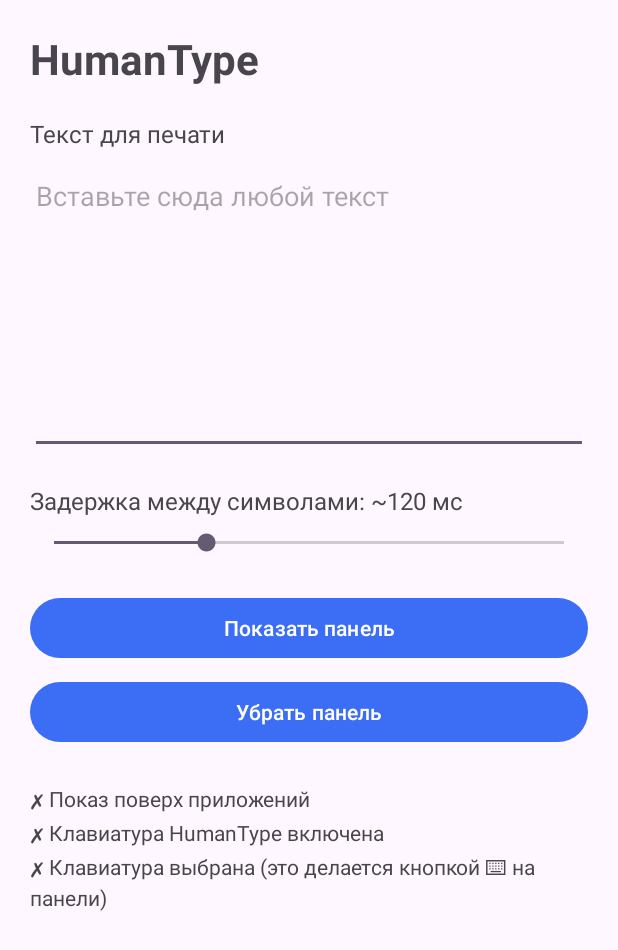
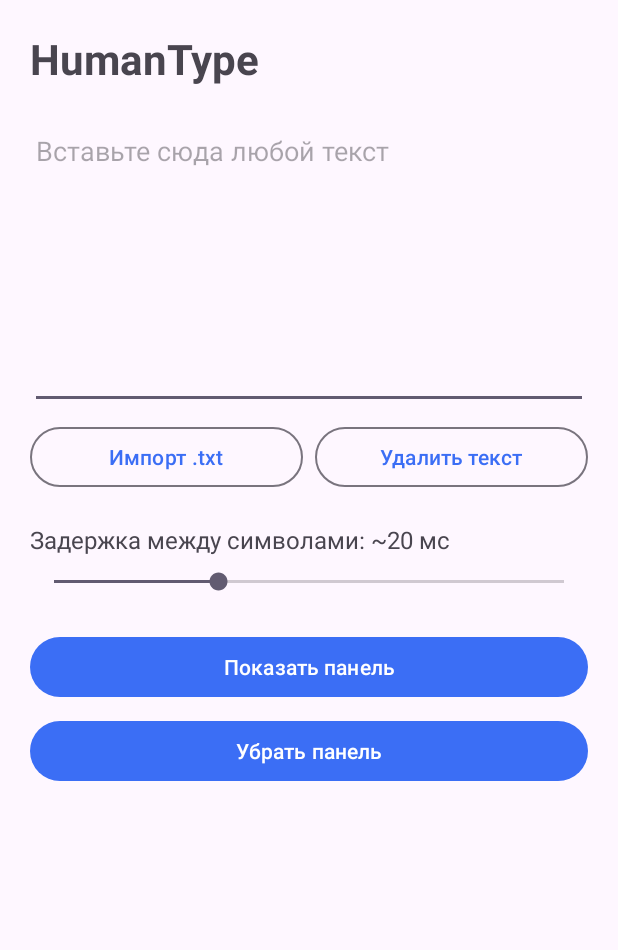
Before and after one commit to w3xer/HumanType, an Android app: the screen it shows after launch (MainActivity), on a phone screen of 412 x 824 dp. Shown: the top 950 px of the screen. Run offline under Robolectric (Android 15) with nearby library versions, the phone set to English and light mode, and no system bars.

Commit message:
Remove status block and caption, import .txt, two-tap clear, max delay 60 ms, reliable keyboard restore
- Remove the setup status block under «Убрать панель» and the «Текст для печати» caption
- Add «Импорт .txt» (replaces the field text) and «Удалить текст» (tap twice to confirm)
- Max delay is now 60 ms; stored values are clamped to 1..60
- Closing the panel retries switching back to the previous keyboard several ways,
  verifying after each attempt; panel reopening cancels a pending restore

Co-Authored-By: Claude Sonnet 5.5 <noreply@anthropic.com>
Claude-Session: https://claude.ai/code/session_01PA1Ej9kCArADTsMS5MDzbm

```diff
--- a/app/src/main/java/com/example/humantype/MainActivity.kt
+++ b/app/src/main/java/com/example/humantype/MainActivity.kt
@@ -4,6 +4,8 @@ import android.content.Context
 import android.content.Intent
 import android.net.Uri
 import android.os.Bundle
+import android.os.Handler
+import android.os.Looper
 import android.provider.Settings
 import android.text.Editable
 import android.text.TextWatcher
@@ -14,26 +16,39 @@ import android.widget.EditText
 import android.widget.SeekBar
 import android.widget.TextView
 import android.widget.Toast
+import androidx.activity.result.contract.ActivityResultContracts
 import androidx.appcompat.app.AppCompatActivity
 
 class MainActivity : AppCompatActivity() {
 
     private companion object {
         const val MIN_DELAY_MS = 1
+        const val MAX_DELAY_MS = 60
         const val COLLAPSED_LINES = 5
         const val EXPANDED_MIN_LINES = 8
         const val LONG_TEXT_CHARS = 300
         const val PASTE_JUMP_CHARS = 200
+        const val MAX_IMPORT_CHARS = 500_000
+        const val CLEAR_CONFIRM_MS = 3000L
     }
 
     private lateinit var textInput: EditText
     private lateinit var btnMore: TextView
+    private lateinit var btnClear: Button
     private lateinit var speedLabel: TextView
     private lateinit var seekSpeed: SeekBar
-    private lateinit var setupStatus: TextView
 
     /** Пользователь нажал «Показать ещё» — длинный текст показан целиком. */
     private var expanded = false
+
+    /** Первое нажатие «Удалить текст» сделано, ждём подтверждения вторым нажатием. */
+    private var clearArmed = false
+    private val handler = Handler(Looper.getMainLooper())
+    private val disarmClear = Runnable { disarmClear() }
+
+    private val pickTxt = registerForActivityResult(ActivityResultContracts.GetContent()) { uri ->
+        if (uri != null) importText(uri)
+    }
 
     override fun onCreate(savedInstanceState: Bundle?) {
         super.onCreate(savedInstanceState)
@@ -41,13 +56,14 @@ class MainActivity : AppCompatActivity() {
 
         textInput = findViewById(R.id.text_input)
         btnMore = findViewById(R.id.btn_more)
+        btnClear = findViewById(R.id.btn_clear)
         speedLabel = findViewById(R.id.speed_label)
         seekSpeed = findViewById(R.id.seek_speed)
-        setupStatus = findViewById(R.id.setup_status)
 
         val prefs = getSharedPreferences("humantype", MODE_PRIVATE)
         textInput.setText(prefs.getString("text", ""))
-        seekSpeed.progress = prefs.getInt("speed", 120).coerceAtLeast(MIN_DELAY_MS) - MIN_DELAY_MS
+        seekSpeed.max = MAX_DELAY_MS - MIN_DELAY_MS
+        seekSpeed.progress = prefs.getInt("speed", 20).coerceIn(MIN_DELAY_MS, MAX_DELAY_MS) - MIN_DELAY_MS
         updateLabel()
         applyCollapse()
 
@@ -69,6 +85,9 @@ class MainActivity : AppCompatActivity() {
             applyCollapse()
         }
 
+        findViewById<Button>(R.id.btn_import).setOnClickListener { pickTxt.launch("text/*") }
+        btnClear.setOnClickListener { onClearClicked() }
+
         seekSpeed.setOnSeekBarChangeListener(object : SeekBar.OnSeekBarChangeListener {
             override fun onProgressChanged(bar: SeekBar?, value: Int, fromUser: Boolean) = updateLabel()
             override fun onStartTrackingTouch(bar: SeekBar?) {}
@@ -86,13 +105,73 @@ class MainActivity : AppCompatActivity() {
         // При возвращении в приложение длинный текст снова свёрнут.
         expanded = false
         applyCollapse()
-        updateSetupStatus()
     }
 
     override fun onPause() {
         super.onPause()
+        disarmClear()
         save()
     }
+
+    // ---------- импорт и удаление текста ----------
+
+    /** Читает .txt (UTF-8) и подставляет его в поле ввода вместо текущего текста. */
+    private fun importText(uri: Uri) {
+        val result = runCatching {
+            val sb = StringBuilder()
+            contentResolver.openInputStream(uri)?.bufferedReader(Charsets.UTF_8)?.use { reader ->
+                val buf = CharArray(8192)
+                while (sb.length < MAX_IMPORT_CHARS) {
+                    val n = reader.read(buf)
+                    if (n < 0) break
+                    sb.append(buf, 0, n)
+                }
+            } ?: error("no stream")
+            sb
+        }
+        val sb = result.getOrNull()
+        if (sb == null) {
+            Toast.makeText(this, "Не удалось прочитать файл", Toast.LENGTH_LONG).show()
+            return
+        }
+        var text = sb.toString().removePrefix("﻿")
+        if (text.length > MAX_IMPORT_CHARS) {
+            text = text.substring(0, MAX_IMPORT_CHARS)
+            Toast.makeText(this, "Файл слишком большой, загружено $MAX_IMPORT_CHARS символов", Toast.LENGTH_LONG).show()
+        } else if (text.isEmpty()) {
+            Toast.makeText(this, "Файл пустой", Toast.LENGTH_SHORT).show()
+            return
+        }
+        disarmClear()
+        textInput.setText(text)
+        expanded = false
+        applyCollapse()
+        save()
+    }
+
+    /** Удаление в два нажатия: первое просит подтверждение, второе стирает текст. */
+    private fun onClearClicked() {
+        if (textInput.text.isNullOrEmpty()) return
+        if (!clearArmed) {
+            clearArmed = true
+            btnClear.text = "Нажмите ещё раз"
+            handler.postDelayed(disarmClear, CLEAR_CONFIRM_MS)
+        } else {
+            disarmClear()
+            textInput.setText("")
+            expanded = false
+            applyCollapse()
+            save()
+        }
+    }
+
+    private fun disarmClear() {
+        handler.removeCallbacks(disarmClear)
+        clearArmed = false
+        btnClear.text = "Удалить текст"
+    }
+
+    // ---------- поле ввода ----------
 
     private fun isLong(s: CharSequence): Boolean =
         s.length > LONG_TEXT_CHARS || s.count { it == '\n' } >= COLLAPSED_LINES
@@ -142,17 +221,6 @@ class MainActivity : AppCompatActivity() {
         (getSystemService(Context.INPUT_METHOD_SERVICE) as InputMethodManager)
             .enabledInputMethodList.any { it.packageName == packageName }
 
-    private fun isKeyboardSelected(): Boolean =
-        (Settings.Secure.getString(contentResolver, Settings.Secure.DEFAULT_INPUT_METHOD) ?: "")
-            .startsWith("$packageName/")
-
-    private fun updateSetupStatus() {
-        fun mark(ok: Boolean) = if (ok) "✓" else "✗"
-        setupStatus.text = "${mark(Settings.canDrawOverlays(this))} Показ поверх приложений\n" +
-            "${mark(isKeyboardEnabled())} Клавиатура HumanType включена\n" +
-            "${mark(isKeyboardSelected())} Клавиатура выбрана (это делается кнопкой ⌨ на панели)"
-    }
-
     private fun updateLabel() {
         speedLabel.text = "Задержка между символами: ~${seekSpeed.progress + MIN_DELAY_MS} мс"
     }
--- a/app/src/main/java/com/example/humantype/OverlayService.kt
+++ b/app/src/main/java/com/example/humantype/OverlayService.kt
@@ -46,6 +46,7 @@ class OverlayService : Service() {
             return START_NOT_STICKY
         }
         if (panel == null) {
+            TypingService.instance?.cancelRestore()
             rememberPreviousKeyboard()
             showPanel()
         }
--- a/app/src/main/res/layout/activity_main.xml
+++ b/app/src/main/res/layout/activity_main.xml
@@ -17,22 +17,40 @@
             android:textSize="28sp"
             android:textStyle="bold" />
 
-        <TextView
-            android:layout_width="wrap_content"
-            android:layout_height="wrap_content"
-            android:layout_marginTop="20dp"
-            android:text="Текст для печати"
-            android:textSize="16sp" />
-
         <EditText
             android:id="@+id/text_input"
             android:layout_width="match_parent"
             android:layout_height="wrap_content"
-            android:layout_marginTop="8dp"
+            android:layout_marginTop="20dp"
             android:gravity="top"
             android:hint="Вставьте сюда любой текст"
             android:inputType="textMultiLine"
             android:minLines="8" />
+
+        <LinearLayout
+            android:layout_width="match_parent"
+            android:layout_height="wrap_content"
+            android:layout_marginTop="8dp"
+            android:orientation="horizontal">
+
+            <Button
+                android:id="@+id/btn_import"
+                style="@style/Widget.Material3.Button.OutlinedButton"
+                android:layout_width="0dp"
+                android:layout_height="wrap_content"
+                android:layout_marginEnd="4dp"
+                android:layout_weight="1"
+                android:text="Импорт .txt" />
+
+            <Button
+                android:id="@+id/btn_clear"
+                style="@style/Widget.Material3.Button.OutlinedButton"
+                android:layout_width="0dp"
+                android:layout_height="wrap_content"
+                android:layout_marginStart="4dp"
+                android:layout_weight="1"
+                android:text="Удалить текст" />
+        </LinearLayout>
 
         <TextView
             android:id="@+id/btn_more"
@@ -61,7 +79,7 @@
             android:layout_width="match_parent"
             android:layout_height="wrap_content"
             android:layout_marginTop="8dp"
-            android:max="399" />
+            android:max="59" />
 
         <Button
             android:id="@+id/btn_panel"
@@ -77,13 +95,5 @@
             android:layout_marginTop="8dp"
             android:text="Убрать панель" />
 
-        <TextView
-            android:id="@+id/setup_status"
-            android:layout_width="match_parent"
-            android:layout_height="wrap_content"
-            android:layout_marginTop="24dp"
-            android:lineSpacingExtra="4dp"
-            android:textSize="14sp" />
-
     </LinearLayout>
 </ScrollView>
```
Also changed, not shown: app/src/main/java/com/example/humantype/TypingService.kt (+53 -13 lines).
